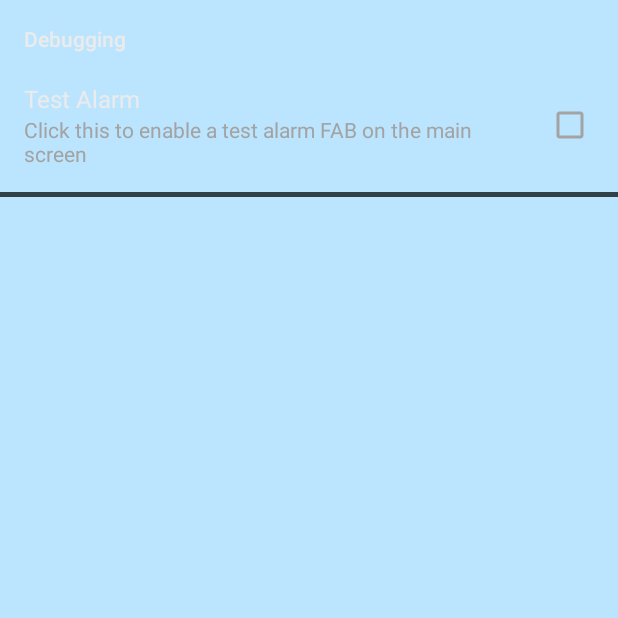
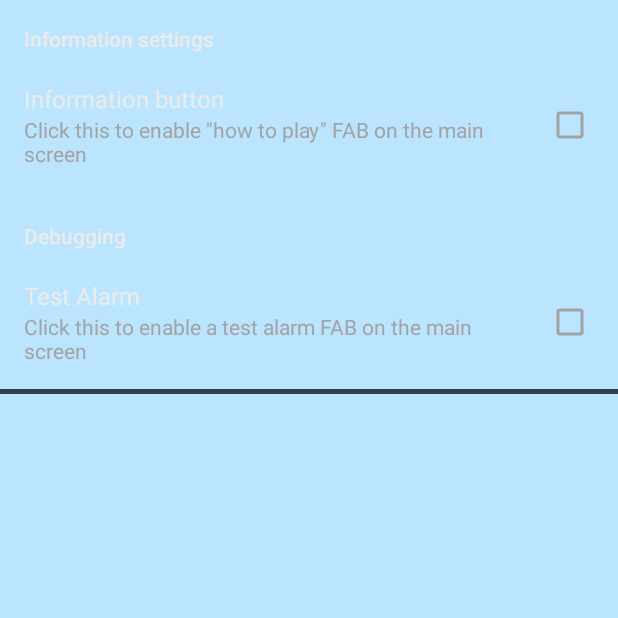
Before and after one commit to dat14eha/AlarmClock, an Android app: the screen it shows after launch (SettingsActivity), after a tap on "settings", on a phone screen of 412 x 824 dp, the top half of it. Run offline under Robolectric (Android 15) with nearby library versions, the phone set to English and light mode, and no system bars.

Commit message:
Fixed info-button on main screen

```diff
--- a/app/src/main/java/com/example/alarmclock/MainActivity.java
+++ b/app/src/main/java/com/example/alarmclock/MainActivity.java
@@ -234,6 +234,19 @@ public class MainActivity extends AppCompatActivity {
             FloatingActionButton fab2 = (FloatingActionButton) findViewById(R.id.fab2);
             fab2.hide();
         }
+        if (PreferenceManager.getDefaultSharedPreferences(getApplicationContext()).getBoolean("infoFAB", true)) {
+            FloatingActionButton fab3 = (FloatingActionButton) findViewById(R.id.fab3);
+            fab3.setOnClickListener(new View.OnClickListener() {
+                @Override
+                public void onClick(View view) {
+                    //openAlarm(view);
+                }
+            });
+            fab3.show();
+        } else {
+            FloatingActionButton fab3 = (FloatingActionButton) findViewById(R.id.fab3);
+            fab3.hide();
+        }
         super.onResume();
     }
 
--- a/app/src/main/res/xml/pref_settings.xml
+++ b/app/src/main/res/xml/pref_settings.xml
@@ -90,6 +90,13 @@
             android:title="Double Tap" />
 
     </PreferenceCategory> -->
+    <PreferenceCategory android:title="Information settings">
+    <CheckBoxPreference
+        android:defaultValue="false"
+        android:key="infoFAB"
+        android:summary='Click this to enable "how to play" FAB on the main screen'
+        android:title="Information button" />
+    </PreferenceCategory>
 
     <PreferenceCategory android:title="Debugging">
         <CheckBoxPreference
```
Also changed, not shown: app/src/main/res/drawable/ic_info.xml (added, +17 -0 lines), app/src/main/res/layout/activity_main.xml (+8 -0 lines), app/src/main/res/layout/alarm_list.xml (+6 -6 lines), app/src/main/res/drawable/ic_add.xml (indentation only).
